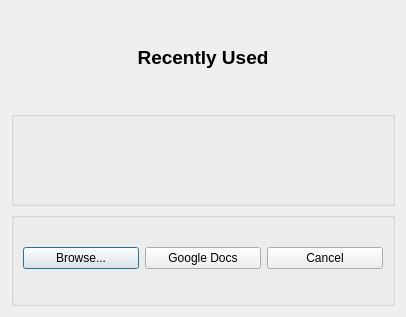
This is trunk/iwbc_demo/contentselector.ui in zeliboba7/watchntouch as Qt 5 draws it before an edit. The edited form follows.
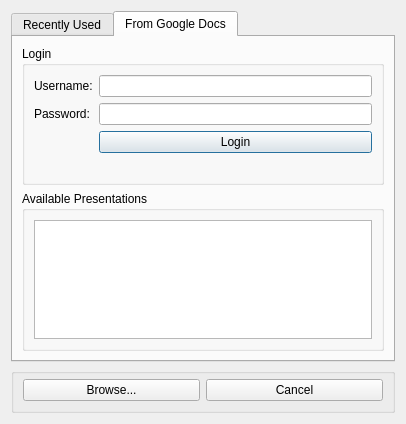
This is the edited form.

Commit message: Start adding Google Docs support

Patch:
```diff
--- a/trunk/iwbc_demo/contentselector.ui
+++ b/trunk/iwbc_demo/contentselector.ui
@@ -7,7 +7,7 @@
     <x>0</x>
     <y>0</y>
     <width>406</width>
-    <height>317</height>
+    <height>424</height>
    </rect>
   </property>
   <property name="windowTitle">
@@ -15,22 +15,91 @@
   </property>
   <layout class="QVBoxLayout" name="verticalLayout">
    <item>
-    <widget class="QLabel" name="header">
-     <property name="text">
-      <string>&lt;!DOCTYPE HTML PUBLIC &quot;-//W3C//DTD HTML 4.0//EN&quot; &quot;http://www.w3.org/TR/REC-html40/strict.dtd&quot;&gt;
-&lt;html&gt;&lt;head&gt;&lt;meta name=&quot;qrichtext&quot; content=&quot;1&quot; /&gt;&lt;style type=&quot;text/css&quot;&gt;
-p, li { white-space: pre-wrap; }
-&lt;/style&gt;&lt;/head&gt;&lt;body style=&quot; font-family:'Sans'; font-size:10pt; font-weight:400; font-style:normal;&quot;&gt;
-&lt;table border=&quot;0&quot; style=&quot;-qt-table-type: root; margin-top:4px; margin-bottom:4px; margin-left:4px; margin-right:4px;&quot;&gt;
-&lt;tr&gt;
-&lt;td style=&quot;border: none;&quot;&gt;
-&lt;p align=&quot;center&quot; style=&quot; margin-top:0px; margin-bottom:0px; margin-left:0px; margin-right:0px; -qt-block-indent:0; text-indent:0px;&quot;&gt;&lt;span style=&quot; font-size:14pt; font-weight:600;&quot;&gt;Recently Used&lt;/span&gt;&lt;/p&gt;&lt;/td&gt;&lt;/tr&gt;&lt;/table&gt;&lt;/body&gt;&lt;/html&gt;</string>
+    <widget class="QTabWidget" name="tabWidget">
+     <property name="currentIndex">
+      <number>1</number>
      </property>
+     <widget class="QWidget" name="recentlyUsedTab">
+      <attribute name="title">
+       <string>Recently Used</string>
+      </attribute>
+      <layout class="QVBoxLayout" name="verticalLayout_2">
+       <item>
+        <widget class="QGroupBox" name="recentBox"/>
+       </item>
+      </layout>
+     </widget>
+     <widget class="QWidget" name="googleDocsTab">
+      <attribute name="title">
+       <string>From Google Docs</string>
+      </attribute>
+      <layout class="QVBoxLayout" name="verticalLayout_3">
+       <item>
+        <widget class="QGroupBox" name="loginBox">
+         <property name="title">
+          <string>Login</string>
+         </property>
+         <layout class="QFormLayout" name="formLayout">
+          <item row="0" column="0">
+           <widget class="QLabel" name="label">
+            <property name="text">
+             <string>Username:</string>
+            </property>
+           </widget>
+          </item>
+          <item row="0" column="1">
+           <widget class="QLineEdit" name="username"/>
+          </item>
+          <item row="1" column="0">
+           <widget class="QLabel" name="label_2">
+            <property name="text">
+             <string>Password:</string>
+            </property>
+           </widget>
+          </item>
+          <item row="1" column="1">
+           <widget class="QLineEdit" name="password">
+            <property name="echoMode">
+             <enum>QLineEdit::Password</enum>
+            </property>
+           </widget>
+          </item>
+          <item row="2" column="1">
+           <widget class="QPushButton" name="login">
+            <property name="text">
+             <string>Login</string>
+            </property>
+           </widget>
+          </item>
+          <item row="3" column="1">
+           <widget class="QLabel" name="statusMsg">
+            <property name="text">
+             <string/>
+            </property>
+            <property name="alignment">
+             <set>Qt::AlignCenter</set>
+            </property>
+           </widget>
+          </item>
+         </layout>
+        </widget>
+       </item>
+       <item>
+        <widget class="QGroupBox" name="gdocsBox">
+         <property name="title">
+          <string>Available Presentations</string>
+         </property>
+         <layout class="QVBoxLayout" name="verticalLayout_4">
+          <item>
+           <widget class="QListWidget" name="presentatonList"/>
+          </item>
+         </layout>
+        </widget>
+       </item>
+      </layout>
+     </widget>
     </widget>
    </item>
-   <item>
-    <widget class="QGroupBox" name="recentBox"/>
-   </item>
    <item>
     <widget class="QGroupBox" name="groupBox">
      <property name="title">
@@ -47,13 +116,6 @@
         </property>
        </widget>
       </item>
-      <item>
-       <widget class="QPushButton" name="gdocsButton">
-        <property name="text">
-         <string>Google Docs</string>
-        </property>
-       </widget>
-      </item>
       <item>
        <widget class="QPushButton" name="cancelButton">
         <property name="text">
```
Left out of the diff: 2 changed lines with no effect on the pictures. The commit also changes 21 other files.
